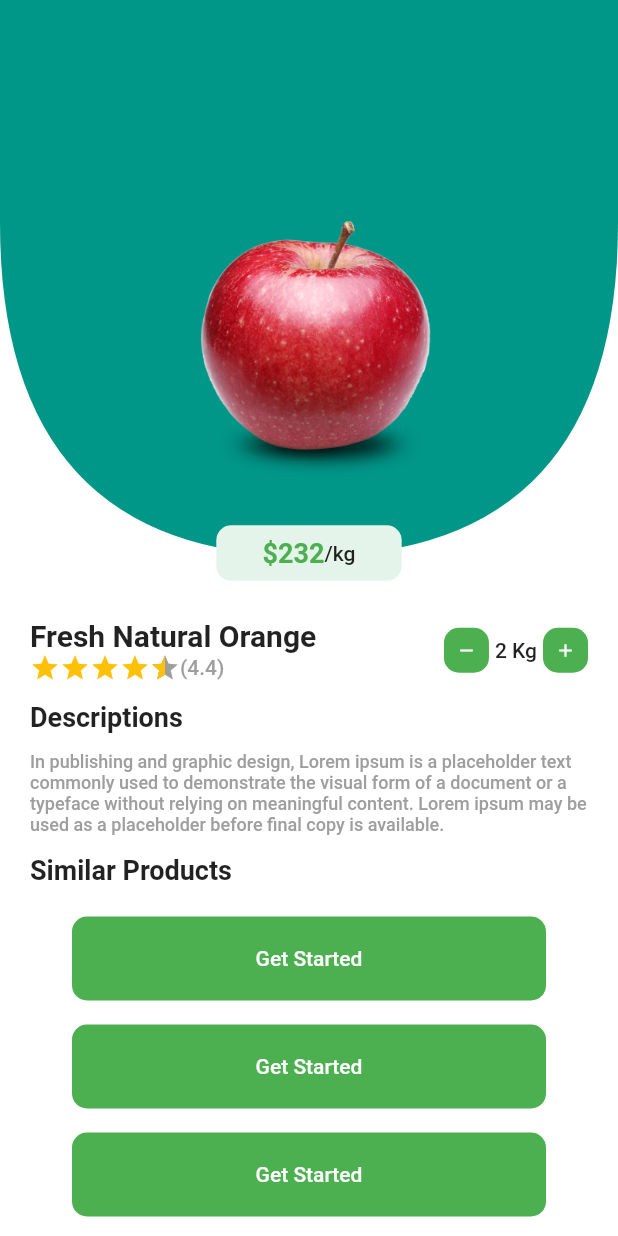
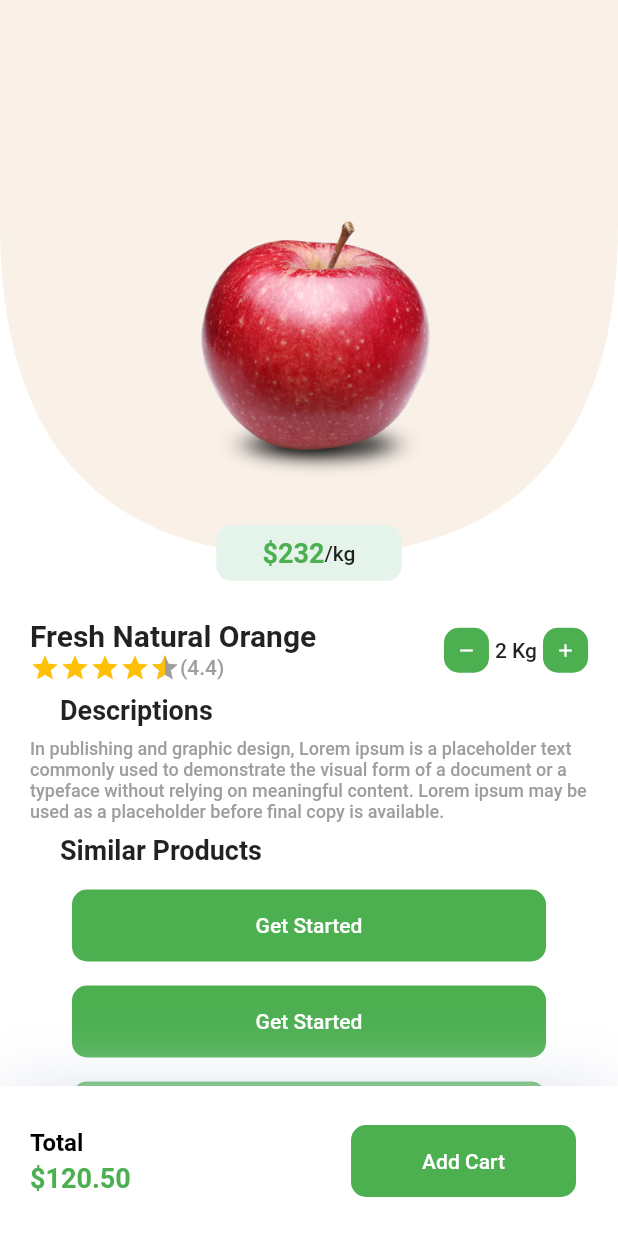
Before and after one commit to Maddumage/flutter_uis, a Flutter app: the App screen opened directly, after a tap on "Apple", on a phone screen of 412 x 824 dp. Run offline on Flutter 3.47's test engine with Material 2 defaults, Android fonts, the phone set to English and light mode, and no system bars; drawn by our look-alikes of flutter_rating_bar; our stand-ins replace carousel_slider, flutter_svg; network calls fail.

Commit message:
added footer in product details

```diff
--- a/grocery-store/lib/components/flat_button.dart
+++ b/grocery-store/lib/components/flat_button.dart
@@ -1,19 +1,28 @@
 import 'package:flutter/material.dart';
 
 class FlatButton extends StatelessWidget {
-  const FlatButton({Key? key, required this.title, required this.onPress})
+  const FlatButton(
+      {Key? key,
+      required this.title,
+      required this.onPress,
+      this.width,
+      this.height})
       : super(key: key);
   final String title;
   final Function() onPress;
+  final double? width;
+  final double? height;
 
   @override
   Widget build(BuildContext context) {
     return TextButton(
       onPressed: onPress,
       child: Container(
-        width: MediaQuery.of(context).size.width,
+        width: width ?? MediaQuery.of(context).size.width,
+        height: height ?? 48,
         margin: const EdgeInsets.symmetric(horizontal: 20),
-        padding: const EdgeInsets.symmetric(vertical: 20.0),
+        padding: const EdgeInsets.symmetric(vertical: 8.0),
+        alignment: Alignment.center,
         decoration: BoxDecoration(
           borderRadius: BorderRadius.circular(10),
           color: Colors.green,
--- a/grocery-store/lib/components/section_title.dart
+++ b/grocery-store/lib/components/section_title.dart
@@ -16,7 +16,7 @@ class SectionTitle extends StatelessWidget {
   Widget build(BuildContext context) {
     return Container(
       width: MediaQuery.of(context).size.width,
-      margin: const EdgeInsets.symmetric(horizontal: 0, vertical: 8),
+      margin: const EdgeInsets.symmetric(horizontal: 20, vertical: 8),
       child: Row(
         mainAxisAlignment: MainAxisAlignment.spaceBetween,
         crossAxisAlignment: CrossAxisAlignment.center,
@@ -29,7 +29,8 @@ class SectionTitle extends StatelessWidget {
               fontSize: 18,
             ),
           ),
-          TextButton(
+          buttonText != null
+              ? TextButton(
                   onPressed: onPress,
                   style: TextButton.styleFrom(
                     padding: const EdgeInsets.only(left: 16),
@@ -37,12 +38,13 @@ class SectionTitle extends StatelessWidget {
                     tapTargetSize: MaterialTapTargetSize.shrinkWrap,
                   ),
                   child: Text(
-              buttonText ?? '',
+                    buttonText!,
                     style: const TextStyle(
                       color: Colors.green,
                     ),
                   ),
-          ),
+                )
+              : const SizedBox(),
         ],
       ),
     );
--- a/grocery-store/lib/screens/app.dart
+++ b/grocery-store/lib/screens/app.dart
@@ -17,15 +17,15 @@ class _AppState extends State<App> {
   static const List<Widget> _widgetOptions = <Widget>[
     HomeScreen(),
     Text(
-      'Index 1: Business',
+      'Favorites',
       style: optionStyle,
     ),
     Text(
-      'Index 2: School',
+      'Cart',
       style: optionStyle,
     ),
     Text(
-      'Index 2: School',
+      'Profile',
       style: optionStyle,
     ),
   ];
--- a/grocery-store/lib/screens/home/home_screen.dart
+++ b/grocery-store/lib/screens/home/home_screen.dart
@@ -71,6 +71,7 @@ class _HomeScreenState extends State<HomeScreen> {
             child: SectionTitle(
               title: 'Categories',
               onPress: () {},
+              buttonText: 'See all',
             ),
           ),
           const SliverToBoxAdapter(child: Categories()),
@@ -79,6 +80,7 @@ class _HomeScreenState extends State<HomeScreen> {
             child: SectionTitle(
               title: 'Popular',
               onPress: () {},
+              buttonText: 'See all',
             ),
           ),
           PopularItems(
--- a/grocery-store/lib/screens/home/popular_items.dart
+++ b/grocery-store/lib/screens/home/popular_items.dart
@@ -33,11 +33,7 @@ class _PopularItemsState extends State<PopularItems> {
                 decoration: BoxDecoration(
                   borderRadius: BorderRadius.circular(10),
                   boxShadow: const [
-                    BoxShadow(
-                      offset: Offset(0, 0),
-                      spreadRadius: -15,
-                      blurRadius: 10,
-                    ),
+                    kBoxShadow,
                   ],
                   color: Colors.white,
                 ),
--- a/grocery-store/lib/screens/productdetails/product_details.dart
+++ b/grocery-store/lib/screens/productdetails/product_details.dart
@@ -94,7 +94,7 @@ class _ProductDetailsState extends State<ProductDetails> {
                   child: Container(
                     width: w,
                     height: w * 0.9,
-                    color: Colors.teal,
+                    color: const Color(0xFFF9F0E8),
                     padding: EdgeInsets.only(top: w * 0.3),
                     alignment: Alignment.topCenter,
                     child: Image.asset(
@@ -137,6 +137,60 @@ class _ProductDetailsState extends State<ProductDetails> {
                           fontSize: 14,
                         ),
                       )
+                    ],
+                  ),
+                ),
+              ),
+              Positioned(
+                bottom: 0,
+                height: 100,
+                width: MediaQuery.of(context).size.width,
+                child: Container(
+                  padding: const EdgeInsets.only(left: 20),
+                  decoration: const BoxDecoration(
+                    boxShadow: [kBoxShadow],
+                    color: Colors.white,
+                  ),
+                  child: Row(
+                    mainAxisAlignment: MainAxisAlignment.spaceBetween,
+                    crossAxisAlignment: CrossAxisAlignment.center,
+                    children: [
+                      Column(
+                        mainAxisAlignment: MainAxisAlignment.center,
+                        crossAxisAlignment: CrossAxisAlignment.start,
+                        children: const [
+                          Text(
+                            'Total',
+                            style: TextStyle(
+                              color: Colors.black,
+                              fontSize: 16,
+                              fontWeight: FontWeight.bold,
+                            ),
+                          ),
+                          SizedBox(
+                            height: 4,
+                          ),
+                          Text(
+                            '\$120.50',
+                            style: TextStyle(
+                              color: Colors.green,
+                              fontSize: 18,
+                              fontWeight: FontWeight.bold,
+                            ),
+                          ),
+                        ],
+                      ),
+                      FlatButton(
+                        title: 'Add Cart',
+                        width: 150,
+                        onPress: () {
+                          Navigator.push(
+                            context,
+                            MaterialPageRoute(
+                                builder: (context) => const App()),
+                          );
+                        },
+                      ),
                     ],
                   ),
                 ),
--- a/grocery-store/lib/utils/constants.dart
+++ b/grocery-store/lib/utils/constants.dart
@@ -3,3 +3,11 @@ import 'package:flutter/material.dart';
 const kAccentColor = Color(0xFF3EC759);
 const kLightIconColor = Color(0xFFE4F3EA);
 const kLightAccentColor = Color(0xFFE5F4EA);
+const kBoxShadowColor = Color(0xFFD9DEEA);
+
+// box shadow
+const kBoxShadow = BoxShadow(
+  color: kBoxShadowColor,
+  blurRadius: 40,
+  spreadRadius: -5,
+);
```
Lines whose indentation alone changed are shown as unchanged.
